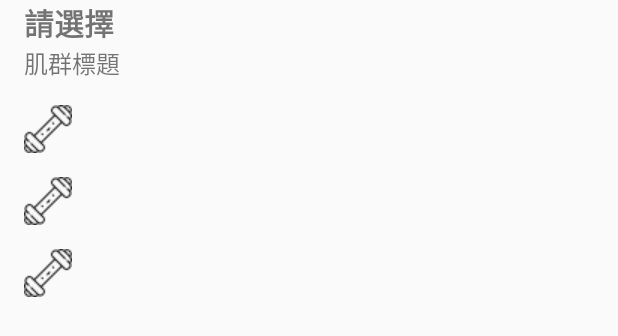
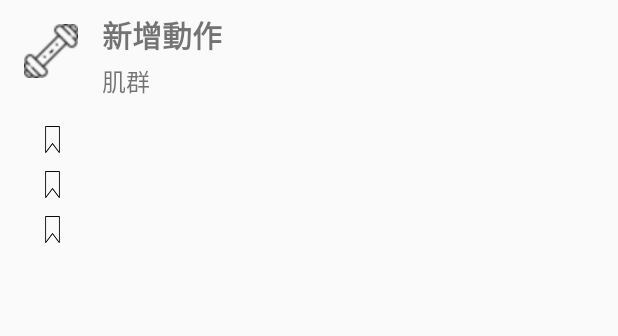
Before and after one commit to PatrickLin99/FitKit, an Android app: the layout pose_select_fragment.xml on its own in the app's theme, with its tools: preview values and no code run, on a phone screen of 412 x 824 dp. Shown: the top 336 px of the screen. Run offline under Robolectric (Android 15) with nearby library versions, the phone set to English and light mode, and no system bars.

Commit message:
modify UI of pose selection fragment

```diff
--- a/app/src/main/java/com/patrick/fittracker/data/SelectedMuscleGroup.kt
+++ b/app/src/main/java/com/patrick/fittracker/data/SelectedMuscleGroup.kt
@@ -5,5 +5,6 @@ import kotlinx.android.parcel.Parcelize
 
 @Parcelize
 data class SelectedMuscleGroup(
+    var category: String = "",
     var menu: List<String> = emptyList()
 ) : Parcelable
--- a/app/src/main/java/com/patrick/fittracker/group/GroupFragment.kt
+++ b/app/src/main/java/com/patrick/fittracker/group/GroupFragment.kt
@@ -35,20 +35,12 @@ class GroupFragment : Fragment() {
         binding.viewModel = viewModel
 
 
-        binding.muscleChestImage.setOnClickListener {
-            it?.let {
-                findNavController().navigate(R.id.action_global_poseSelectFragment)
-            }
-        }
-
         viewModel.navigateToPoseSelect.observe(viewLifecycleOwner, Observer {
             it?.let {
-                Log.d("test navigateToPoseSelect", "$it")
+//                Log.d("test navigateToPoseSelect", "$it")
                 findNavController().navigate(NavigationDirections.actionGlobalPoseSelectFragment(it))
             }
         })
-
-
 
 
 
@@ -61,7 +53,6 @@ class GroupFragment : Fragment() {
         binding.muscleFrontlegsImage.setOnClickListener(onClickListener)
         binding.muscleCalfImage.setOnClickListener(onClickListener)
         binding.muscleBacklegsImage.setOnClickListener(onClickListener)
-
 
         return  binding.root
     }
--- a/app/src/main/java/com/patrick/fittracker/group/GroupViewModel.kt
+++ b/app/src/main/java/com/patrick/fittracker/group/GroupViewModel.kt
@@ -47,48 +47,14 @@ class GroupViewModel : ViewModel() {
 //                    poseReturn.value = task.result?.data?.getValue("menu") as SelectedMuscleGroup
 
                     val selectedMuscleGroup = task.result?.toObject(SelectedMuscleGroup::class.java)
-                    Log.d("test selectedMuscleGroup:", "$selectedMuscleGroup")
-                    var list = selectedMuscleGroup
+//                    Log.d("test selectedMuscleGroup:", "$selectedMuscleGroup")
 
-                    _navigateToPoseSelect.value = list
+                    _navigateToPoseSelect.value = selectedMuscleGroup
 
-//                    Log.d("test selectedMuscleGroup:", "${selectedMuscleGroup?.menu}")
-
-//                    if (selectedMuscleGroup != null) {
-//                        list.add(selectedMuscleGroup)
-//                        Log.d("test add success", "$list")
-//                    }
                 }
-
-
-//                    val menuList = task.result?.toObject(SelectedMuscleGroup::class.java)
-//                    Log.d("task result menuList","$menuList")
-
-//                    for (document in ) {
-//                        Log.d("FragmentActivity", document.id + " => " + document.data)
-//
-//
-//
-////                        author.value = document.getString("author.name")
-////                        content.value = document.getString("content")
-////                        createdTime.value = document.getLong("createdTime")
-////                        id.value = document.getString("id")
-////                        tag.value = document.getString("tag")
-////                        title.value = document.getString("title")
-////                        Log.d("test","$${title.value} ${author.value} ${content.value} ${createdTime.value} ${id.value}")
-////
-////                        val qq = Info("${author.value}","${content.value}","${createdTime.value}","${id.value}","${tag.value}","${title.value}")
-////
-////                        ii.add(qq)
-////                        mutableLivedata.value = ii
-////
-//
-//                    }
-//                } else {
                     Log.w("FragmentActivity", "Error getting documents.", task.exception)
                 }
             }
-//    }
 
     fun navigationToSelect(selectedMuscleGroup: SelectedMuscleGroup) {
 
--- a/app/src/main/java/com/patrick/fittracker/poseselect/PoseSelectFragment.kt
+++ b/app/src/main/java/com/patrick/fittracker/poseselect/PoseSelectFragment.kt
@@ -35,7 +35,6 @@ class PoseSelectFragment : BottomSheetDialogFragment() {
         binding.viewModel = viewModel
 
 
-
         val adapter = PostSelectAdapter()
         binding.lifecycleOwner = viewLifecycleOwner
         binding.muscleSelectPost.adapter = adapter
@@ -43,19 +42,6 @@ class PoseSelectFragment : BottomSheetDialogFragment() {
             Log.d("test","7654321 $it")
             adapter.submitList(it.menu)
         }
-
-
-        viewModel.movementList.observe(viewLifecycleOwner, Observer {
-            it?.let {
-                Log.d("test","1234567 $it")
-                adapter.submitList(it)
-            }
-        })
-
-
-
-
-
 
         return binding.root
     }
--- a/app/src/main/res/layout/item_muscle_posture.xml
+++ b/app/src/main/res/layout/item_muscle_posture.xml
@@ -21,20 +21,22 @@
 
         <ImageView
             android:id="@+id/imageView3"
-            android:layout_width="wrap_content"
-            android:layout_height="wrap_content"
-            android:layout_marginStart="16dp"
-            android:layout_marginTop="16dp"
+            android:layout_width="26dp"
+            android:layout_height="18dp"
+            android:layout_marginStart="22dp"
+            android:layout_marginBottom="8dp"
+            app:layout_constraintBottom_toBottomOf="parent"
             app:layout_constraintStart_toStartOf="parent"
             app:layout_constraintTop_toTopOf="parent"
-            app:srcCompat="@drawable/dumbell" />
+            app:srcCompat="@drawable/tag" />
 
         <TextView
             android:id="@+id/textView17"
             android:layout_width="wrap_content"
             android:layout_height="wrap_content"
-            android:layout_marginStart="64dp"
+            android:layout_marginStart="20dp"
             android:text="@{menu}"
+            android:textSize="16sp"
             app:layout_constraintBottom_toBottomOf="@+id/imageView3"
             app:layout_constraintStart_toEndOf="@+id/imageView3"
             app:layout_constraintTop_toTopOf="@+id/imageView3" />
--- a/app/src/main/res/layout/pose_select_fragment.xml
+++ b/app/src/main/res/layout/pose_select_fragment.xml
@@ -7,6 +7,10 @@
         <variable
             name="viewModel"
             type="com.patrick.fittracker.poseselect.PoseSelectViewModel" />
+
+        <variable
+            name="category"
+            type="com.patrick.fittracker.data.SelectedMuscleGroup" />
 
     </data>
 
@@ -20,37 +24,45 @@
             android:layout_height="wrap_content"
             app:layout_behavior="@string/bottom_sheet_behavior">
 
+            <ImageView
+                android:id="@+id/imageView4"
+                android:layout_width="36dp"
+                android:layout_height="36dp"
+                android:layout_marginStart="16dp"
+                android:layout_marginTop="16dp"
+                android:src="@drawable/dumbell"
+                app:layout_constraintStart_toStartOf="parent"
+                app:layout_constraintTop_toTopOf="parent" />
+
             <TextView
                 android:id="@+id/textView15"
-                android:layout_width="match_parent"
+                android:layout_width="wrap_content"
                 android:layout_height="wrap_content"
                 android:layout_marginStart="16dp"
-                android:text="請選擇"
+                android:layout_marginTop="8dp"
+                android:text="新增動作"
                 android:textAlignment="viewStart"
                 android:textSize="20sp"
                 android:textStyle="bold"
-                app:layout_constraintEnd_toEndOf="parent"
-                app:layout_constraintHorizontal_bias="1.0"
-                app:layout_constraintStart_toStartOf="parent"
+                app:layout_constraintStart_toEndOf="@+id/imageView4"
                 app:layout_constraintTop_toTopOf="parent" />
 
             <TextView
                 android:id="@+id/textView16"
                 android:layout_width="wrap_content"
                 android:layout_height="wrap_content"
-                android:layout_marginStart="16dp"
-                android:text="肌群標題"
+                android:layout_marginTop="4dp"
+                android:text="肌群"
                 android:textAlignment="center"
                 android:textSize="16sp"
-                app:layout_constraintEnd_toStartOf="@+id/textView15"
-                app:layout_constraintHorizontal_bias="0.0"
-                app:layout_constraintStart_toStartOf="parent"
+                app:layout_constraintStart_toStartOf="@+id/textView15"
                 app:layout_constraintTop_toBottomOf="@+id/textView15" />
 
             <androidx.recyclerview.widget.RecyclerView
                 android:id="@+id/muscle_select_post"
                 android:layout_width="match_parent"
                 android:layout_height="wrap_content"
+                android:layout_marginTop="16dp"
                 app:layoutManager="androidx.recyclerview.widget.LinearLayoutManager"
                 app:layout_constraintEnd_toEndOf="parent"
                 app:layout_constraintStart_toStartOf="parent"
--- a/app/src/main/res/values/styles.xml
+++ b/app/src/main/res/values/styles.xml
@@ -6,6 +6,11 @@
         <item name="colorPrimary">@color/colorSeaBlue</item>
         <item name="colorPrimaryDark">@color/colorPrimaryDark</item>
         <item name="colorAccent">@color/colorAccent</item>
+        <item name="bottomSheetDialogTheme">@style/AppBottomSheetDialogTheme</item>
+    </style>
+    <style name="AppBottomSheetDialogTheme"
+        parent="Theme.Design.Light.BottomSheetDialog">
+        <item name="bottomSheetStyle">@style/AppModalStyle</item>
     </style>
 
     <style name="AppModalStyle"
```
Also changed, not shown: app/src/main/res/drawable/storage.png (added), app/src/main/res/drawable/tag.png (added).
